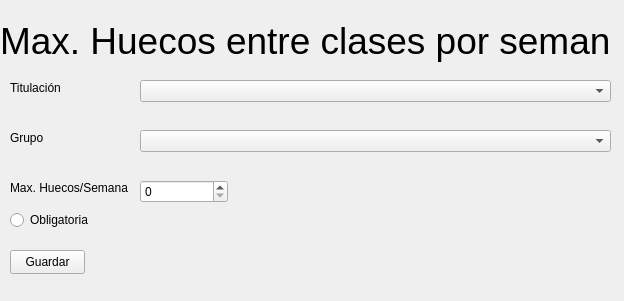
nestorgranado/URJC-TFG-Aplicacion-para-la-gestion-de-horarios-y-examenes-en-la-universidad, file Aplicacion/interfaces/Ui/maxGapsWeek.ui: the form before one commit.
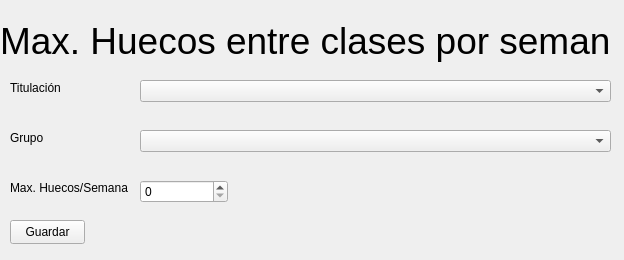
The form after the commit.

The edit to the form file:
```diff
--- a/Aplicacion/interfaces/Ui/maxGapsWeek.ui
+++ b/Aplicacion/interfaces/Ui/maxGapsWeek.ui
@@ -7,7 +7,7 @@
     <x>0</x>
     <y>0</y>
     <width>624</width>
-    <height>301</height>
+    <height>260</height>
    </rect>
   </property>
   <property name="windowTitle">
@@ -81,7 +81,7 @@
    <property name="geometry">
     <rect>
      <x>10</x>
-     <y>250</y>
+     <y>220</y>
      <width>75</width>
      <height>24</height>
     </rect>
@@ -113,19 +113,6 @@
     </rect>
    </property>
   </widget>
-  <widget class="QRadioButton" name="obligatoria">
-   <property name="geometry">
-    <rect>
-     <x>10</x>
-     <y>210</y>
-     <width>92</width>
-     <height>20</height>
-    </rect>
-   </property>
-   <property name="text">
-    <string>Obligatoria</string>
-   </property>
-  </widget>
  </widget>
  <resources/>
  <connections/>
```
